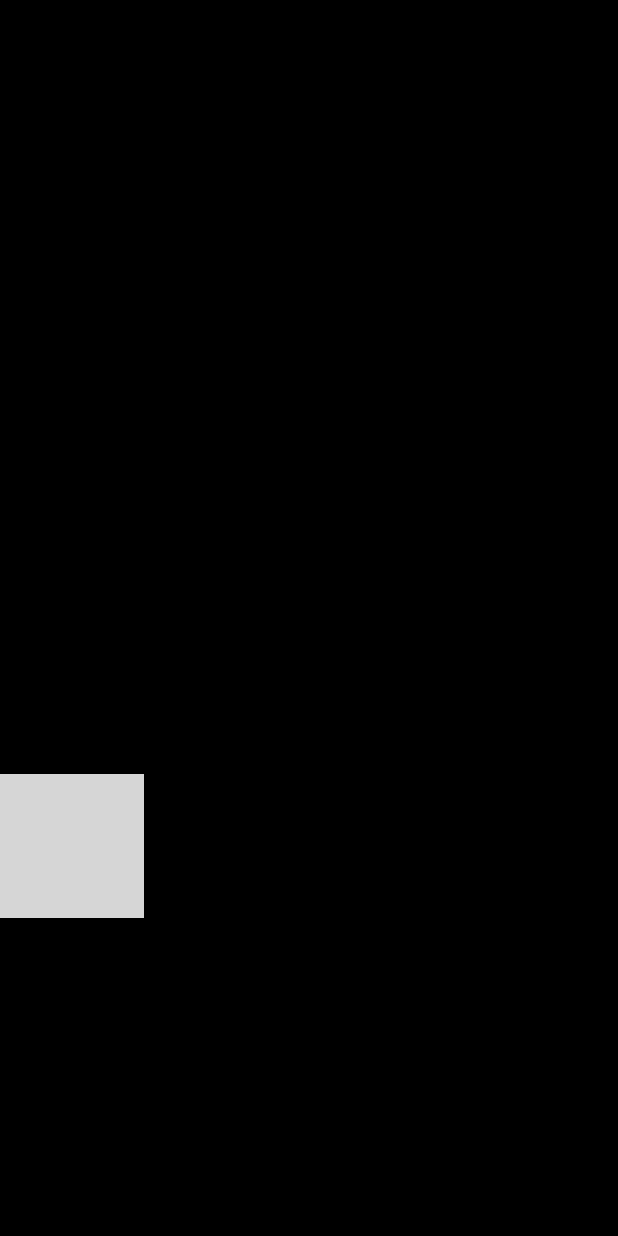
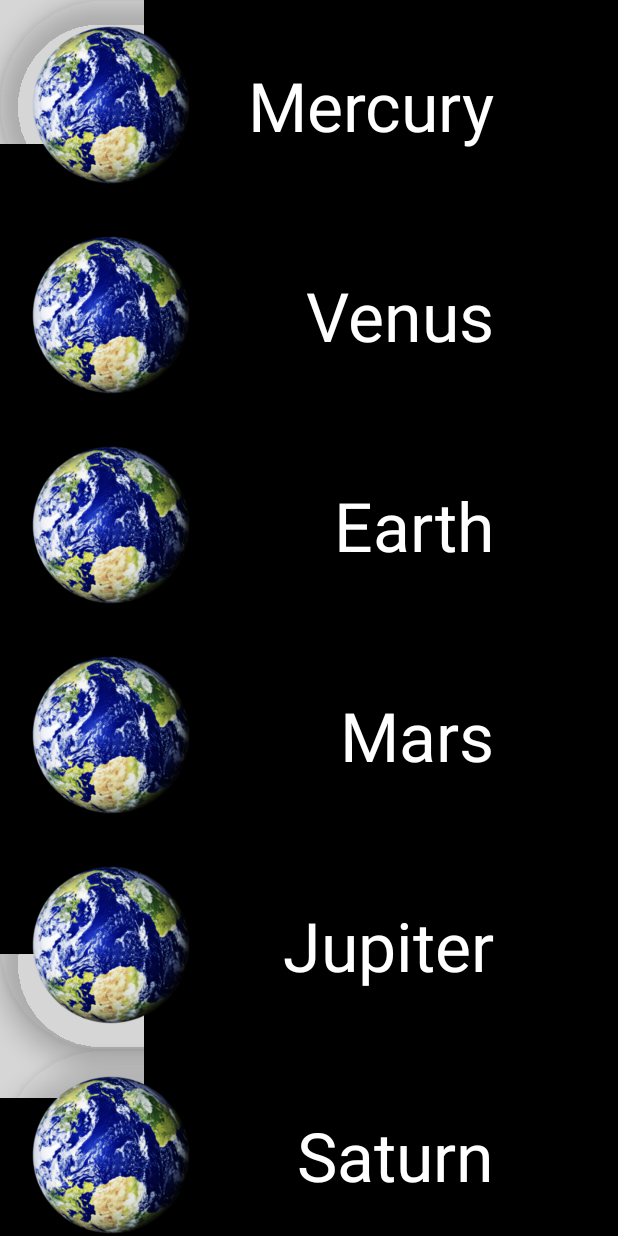
Before and after one commit to francomirko91/My-Solar-System, an Android app: the screen it shows after launch (MainActivity), on a phone screen of 412 x 824 dp. Run offline under Robolectric (Android 15) with nearby library versions, the phone set to English and light mode, and no system bars; grey boxes are pictures that could not be loaded.

Commit message:
last commit

```diff
--- a/app/src/main/java/com/example/mysolarsystem/MainActivity.kt
+++ b/app/src/main/java/com/example/mysolarsystem/MainActivity.kt
@@ -1,18 +1,44 @@
 package com.example.mysolarsystem
 
-import android.graphics.drawable.AnimationDrawable
 import androidx.appcompat.app.AppCompatActivity
 import android.os.Bundle
-import androidx.constraintlayout.widget.ConstraintLayout
+import androidx.recyclerview.widget.LinearLayoutManager
 import com.example.mysolarsystem.databinding.ActivityMainBinding
 
-private lateinit var binding: ActivityMainBinding
 
 class MainActivity : AppCompatActivity() {
+    private lateinit var binding: ActivityMainBinding
+
+    private var nameList : MutableList<Planets> = mutableListOf()
+    private lateinit var planetsAdaptor : PlanetsAdaptor
+
+
     override fun onCreate(savedInstanceState: Bundle?) {
         super.onCreate(savedInstanceState)
         binding = ActivityMainBinding.inflate(layoutInflater)
-        setContentView(R.layout.activity_main)
+        setContentView(binding.root)
+        loadData()
+        planetsAdaptor = PlanetsAdaptor(nameList)
+        binding.apply {
+            rvPlanets.apply {
+                layoutManager = LinearLayoutManager(this@MainActivity)
+                adapter=planetsAdaptor
+
+            }
+        }
 
     }
+
+
+    fun loadData(){
+        nameList.add(Planets(R.drawable.mercurio, "Mercury"))
+        nameList.add(Planets(R.drawable.venere, "Venus"))
+        nameList.add(Planets(R.drawable.terra, "Earth"))
+        nameList.add(Planets(R.drawable.marte, "Mars"))
+        nameList.add(Planets(R.drawable.giove, "Jupiter"))
+        nameList.add(Planets(R.drawable.saturno, "Saturn"))
+        nameList.add(Planets(R.drawable.urano, "Uran"))
+        nameList.add(Planets(R.drawable.nettuno, "Neptun"))
+        nameList.add(Planets(R.drawable.pluto, "Pluton"))
+    }
 }
--- a/app/src/main/java/com/example/mysolarsystem/Planets.kt
+++ b/app/src/main/java/com/example/mysolarsystem/Planets.kt
@@ -1,3 +1,5 @@
 package com.example.mysolarsystem
 
-data class Planets(val image: Int, val km: String, val name: String,val distance: String)
+data class Planets(
+    var image: Int,
+    val name: String)
--- a/app/src/main/java/com/example/mysolarsystem/PlanetsAdaptor.kt
+++ b/app/src/main/java/com/example/mysolarsystem/PlanetsAdaptor.kt
@@ -1,12 +1,11 @@
 package com.example.mysolarsystem
 
 import android.view.LayoutInflater
-import android.view.View
 import android.view.ViewGroup
 import androidx.recyclerview.widget.RecyclerView
 import com.example.mysolarsystem.databinding.RecycleViewRowBinding
 
-class PlanetsAdaptor(val items : MutableList<Planets>):
+class PlanetsAdaptor(private val items : MutableList<Planets>):
     RecyclerView.Adapter<PlanetsAdaptor.ViewHolder>() {
 
     private lateinit var binding: RecycleViewRowBinding
@@ -28,9 +27,8 @@ class PlanetsAdaptor(val items : MutableList<Planets>):
     inner class ViewHolder (itemView : RecycleViewRowBinding) : RecyclerView.ViewHolder(itemView.root){
         fun bind (item : Planets){
             binding.apply {
-                tvDistance.text = item.distance.toString()
-                tvKm.text = item.km.toString()
                 tvMercury.text = item.name.toString()
+                ivPlanet.setImageResource(R.drawable.terra)
             }
 
 
--- a/app/src/main/res/layout/activity_main.xml
+++ b/app/src/main/res/layout/activity_main.xml
@@ -9,24 +9,38 @@
 
 
     <ImageView
-        android:id="@+id/imageView"
+        android:id="@+id/imageView5"
         android:layout_width="wrap_content"
         android:layout_height="wrap_content"
-        android:layout_marginBottom="212dp"
+        android:layout_marginBottom="92dp"
         app:layout_constraintBottom_toBottomOf="parent"
         app:layout_constraintEnd_toEndOf="parent"
         app:layout_constraintHorizontal_bias="0.0"
         app:layout_constraintStart_toStartOf="parent"
-        app:srcCompat="@drawable/stars2" />
+        app:srcCompat="@drawable/stars" />
+
+    <ImageView
+        android:id="@+id/imageView4"
+        android:layout_width="wrap_content"
+        android:layout_height="wrap_content"
+        app:layout_constraintBottom_toBottomOf="parent"
+        app:layout_constraintEnd_toEndOf="parent"
+        app:layout_constraintHorizontal_bias="0.0"
+        app:layout_constraintStart_toStartOf="parent"
+        app:layout_constraintTop_toTopOf="parent"
+        app:layout_constraintVertical_bias="0.0"
+        app:srcCompat="@drawable/stars" />
 
     <androidx.recyclerview.widget.RecyclerView
-        android:id="@+id/rv_planets"
-        android:layout_width="346dp"
-        android:layout_height="205dp"
+        android:id="@+id/rvPlanets"
+        android:layout_width="match_parent"
+        android:layout_height="match_parent"
         app:layout_constraintBottom_toBottomOf="parent"
         app:layout_constraintEnd_toEndOf="parent"
-        app:layout_constraintHorizontal_bias="0.5"
+        app:layout_constraintHorizontal_bias="1.0"
         app:layout_constraintStart_toStartOf="parent"
         app:layout_constraintTop_toTopOf="parent"
-        app:layout_constraintVertical_bias="0.5" />
+        app:layout_constraintVertical_bias="0.0" />
+
+
 </androidx.constraintlayout.widget.ConstraintLayout>
--- a/app/src/main/res/layout/recycle_view_row.xml
+++ b/app/src/main/res/layout/recycle_view_row.xml
@@ -1,16 +1,11 @@
 <?xml version="1.0" encoding="utf-8"?>
-<androidx.constraintlayout.widget.ConstraintLayout xmlns:android="http://schemas.android.com/apk/res/android"
+<androidx.cardview.widget.CardView xmlns:android="http://schemas.android.com/apk/res/android"
         xmlns:app="http://schemas.android.com/apk/res-auto"
         xmlns:tools="http://schemas.android.com/tools"
-    android:layout_width="match_parent"
-    android:layout_height="match_parent"
-    android:id="@+id/recycle_view_row">
-
-    <androidx.cardview.widget.CardView
         android:layout_width="409dp"
         android:layout_height="wrap_content"
-        app:cardBackgroundColor="@color/black"
-        app:cardCornerRadius="20sp"
+        app:cardBackgroundColor="#00000000"
+        app:cardCornerRadius="150sp"
         app:cardElevation="10dp"
         app:layout_constraintBottom_toBottomOf="parent"
         app:layout_constraintEnd_toEndOf="parent"
@@ -24,11 +19,12 @@
         android:layout_height="match_parent">
 
         <ImageView
+            android:id="@+id/iv_planet"
+            android:layout_width="140dp"
+            android:layout_height="140dp"
+            android:layout_marginStart="4dp"
             android:padding="10dp"
-                android:id="@+id/iv_mercurio"
-                android:layout_width="150dp"
-                android:layout_height="150dp"
-                android:layout_marginStart="4dp"
+            android:scaleType="fitXY"
             app:layout_constraintBottom_toBottomOf="parent"
             app:layout_constraintStart_toStartOf="parent"
             app:layout_constraintTop_toTopOf="parent"
@@ -36,46 +32,21 @@
             app:srcCompat="@drawable/mercurio" />
 
         <TextView
-                android:id="@+id/tv_distance"
-                android:layout_width="wrap_content"
-                android:layout_height="wrap_content"
-                android:text="@string/distance_from_the_sun"
-                android:textColor="@color/white"
-                android:textSize="20sp"
-                app:layout_constraintBottom_toBottomOf="parent"
-                app:layout_constraintEnd_toEndOf="parent"
-                app:layout_constraintHorizontal_bias="0.448"
-                app:layout_constraintStart_toEndOf="@+id/iv_mercurio"
-                app:layout_constraintTop_toBottomOf="@+id/tv_mercury"
-                app:layout_constraintVertical_bias="0.0" />
-
-            <TextView
             android:id="@+id/tv_mercury"
             android:layout_width="wrap_content"
             android:layout_height="wrap_content"
             android:text="@string/mercury"
+            android:layout_marginEnd="40dp"
             android:textColor="@color/white"
             android:textSize="45sp"
+            android:paddingRight="40dp"
             app:layout_constraintBottom_toBottomOf="parent"
             app:layout_constraintEnd_toEndOf="parent"
-                app:layout_constraintHorizontal_bias="0.502"
-                app:layout_constraintStart_toEndOf="@+id/iv_mercurio"
+            app:layout_constraintHorizontal_bias="1.0"
+            app:layout_constraintStart_toEndOf="@+id/iv_planet"
+            app:layout_constraintStart_toStartOf="parent"
             app:layout_constraintTop_toTopOf="parent"
-                app:layout_constraintVertical_bias="0.122" />
+            app:layout_constraintVertical_bias="0.5" />
 
-            <TextView
-                android:id="@+id/tv_km"
-                android:layout_width="wrap_content"
-                android:layout_height="wrap_content"
-                android:text="66.438.000 km"
-                android:textColor="@color/white"
-                android:textStyle="bold"
-                app:layout_constraintBottom_toBottomOf="parent"
-                app:layout_constraintEnd_toEndOf="parent"
-                app:layout_constraintHorizontal_bias="0.503"
-                app:layout_constraintStart_toEndOf="@+id/iv_mercurio"
-                app:layout_constraintTop_toBottomOf="@+id/tv_distance"
-                app:layout_constraintVertical_bias="0.0" />
     </androidx.constraintlayout.widget.ConstraintLayout>
     </androidx.cardview.widget.CardView>
-</androidx.constraintlayout.widget.ConstraintLayout>
```
Also changed, not shown: 1 other file. Lines whose indentation alone changed are shown as unchanged.
